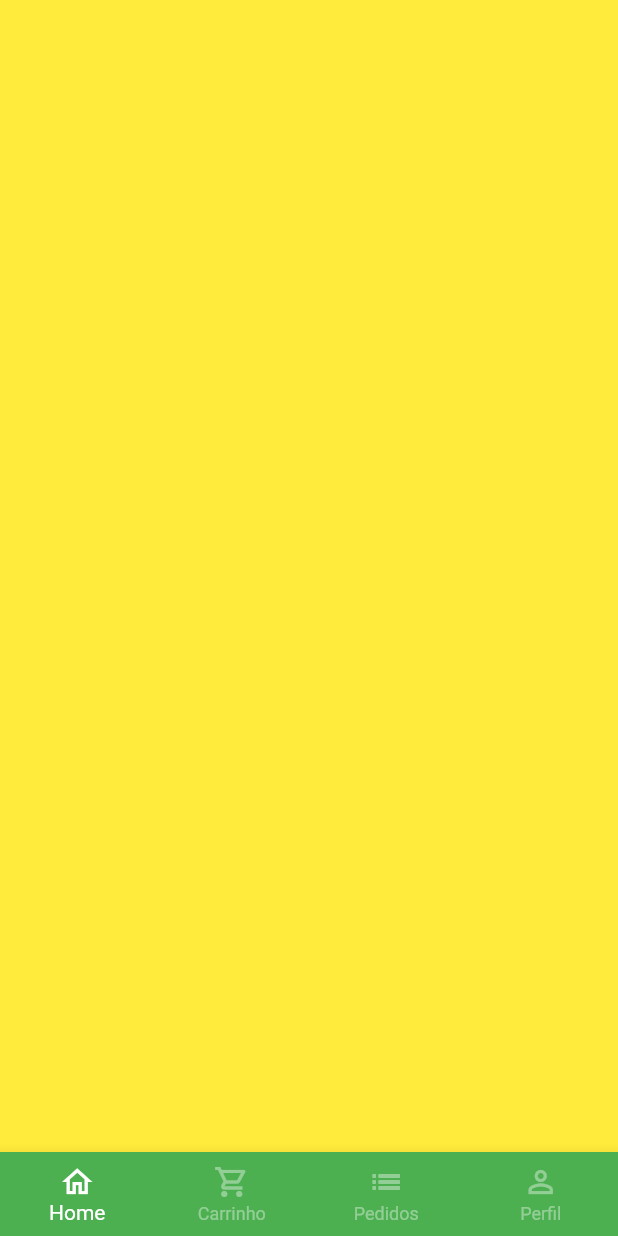
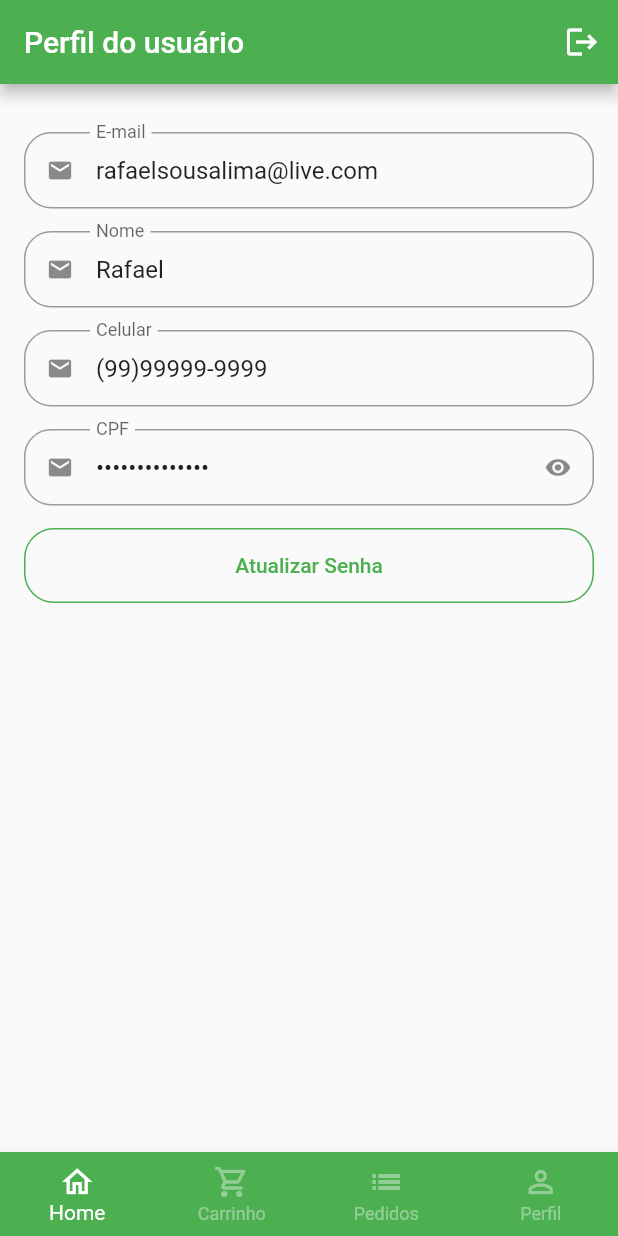
Before and after one commit to RafaelSousaLima/greengrocer, a Flutter app: the BaseScreen screen opened directly, swiped to page 4, on a phone screen of 412 x 824 dp. Run offline on Flutter 3.47's test engine with Material 2 defaults, Android fonts, the phone set to English and light mode, and no system bars; our stand-ins replace animated_text_kit, badges, mask_text_input_formatter; missing offline and left inert: dart:ffi.

Commit message:
Create profile screen

```diff
--- a/lib/src/config/app_data.dart
+++ b/lib/src/config/app_data.dart
@@ -1,6 +1,6 @@
-
 import 'package:greengrocer/src/models/cart_item_model.dart';
 import 'package:greengrocer/src/models/item_model.dart';
+import 'package:greengrocer/src/models/user_model.dart';
 
 ItemModel apple = ItemModel(
   description:
@@ -73,7 +73,6 @@ List<String> categories = [
   'Grãos',
   'Temperos',
   'Cereais',
-
 ];
 
 List<CartItemModel> cartItens = [
@@ -82,3 +81,10 @@ List<CartItemModel> cartItens = [
   CartItemModel(item: guava, quantity: 5),
   CartItemModel(item: kiwi, quantity: 1),
 ];
+
+UserModel user = UserModel(
+    name: 'Rafael',
+    email: 'rafaelsousalima@live.com',
+    phone: '(99)99999-9999',
+    cpf: '999.999.999-99',
+    password: '');
--- a/lib/src/pages/auth/components/custom_text_field.dart
+++ b/lib/src/pages/auth/components/custom_text_field.dart
@@ -6,11 +6,19 @@ import 'package:flutter/services.dart';
 class CustomTextField extends StatefulWidget {
   final IconData icon;
   final String label;
+  final String? initialValue;
   final bool isSecret;
-  final List<TextInputFormatter>? inputFormatters ;
+  final bool readOnly;
+  final List<TextInputFormatter>? inputFormatters;
 
-  CustomTextField(
-      {required this.icon, required this.label, this.isSecret = false, this.inputFormatters,});
+  CustomTextField({
+    required this.icon,
+    required this.label,
+    this.initialValue,
+    this.isSecret = false,
+    this.readOnly = false,
+    this.inputFormatters,
+  });
 
   @override
   State<CustomTextField> createState() => _CustomTextFieldState();
@@ -30,6 +38,8 @@ class _CustomTextFieldState extends State<CustomTextField> {
     return Padding(
       padding: EdgeInsets.only(bottom: 15),
       child: TextFormField(
+        initialValue: widget.initialValue,
+        readOnly: widget.readOnly,
         inputFormatters: widget.inputFormatters,
         obscureText: isObscure,
         decoration: InputDecoration(
@@ -41,7 +51,8 @@ class _CustomTextFieldState extends State<CustomTextField> {
                       isObscure = !isObscure;
                     });
                   },
-                  icon: Icon(isObscure ? Icons.visibility : Icons.visibility_off))
+                  icon:
+                      Icon(isObscure ? Icons.visibility : Icons.visibility_off))
               : null,
           labelText: widget.label,
           isDense: true,
--- a/lib/src/pages/base/base_screen.dart
+++ b/lib/src/pages/base/base_screen.dart
@@ -1,6 +1,7 @@
 import 'package:flutter/material.dart';
 import 'package:greengrocer/src/pages/cart/cart_tab.dart';
 import 'package:greengrocer/src/pages/home/home_tab.dart';
+import 'package:greengrocer/src/pages/profile/profile_tab.dart';
 
 class BaseScreen extends StatefulWidget {
   BaseScreen({Key? key}) : super(key: key);
@@ -20,10 +21,14 @@ class _BaseScreenState extends State<BaseScreen> {
         controller: pageController,
         physics: const NeverScrollableScrollPhysics(),
         children: [
+          //HOME
           const HomeTab(),
+          //CART
           CartTab(),
+          //request
           Container(color: Colors.red),
-          Container(color: Colors.yellow),
+          //profile
+          const ProfileTab(),
         ],
       ),
       bottomNavigationBar: BottomNavigationBar(
--- /dev/null
+++ b/lib/src/pages/profile/profile_tab.dart
@@ -0,0 +1,166 @@
+import 'package:flutter/material.dart';
+import 'package:greengrocer/src/pages/auth/components/custom_text_field.dart';
+import 'package:greengrocer/src/config/app_data.dart' as data;
+
+class ProfileTab extends StatefulWidget {
+  const ProfileTab({Key? key}) : super(key: key);
+
+  @override
+  State<ProfileTab> createState() => _ProfileTabState();
+}
+
+class _ProfileTabState extends State<ProfileTab> {
+  @override
+  Widget build(BuildContext context) {
+    return Scaffold(
+      appBar: AppBar(
+        title: const Text("Perfil do usuário"),
+        actions: [
+          IconButton(
+            onPressed: () {},
+            icon: const Icon(Icons.logout),
+          ),
+        ],
+      ),
+      body: ListView(
+        physics: const BouncingScrollPhysics(),
+        padding: const EdgeInsets.fromLTRB(16, 32, 16, 16),
+        children: [
+          //EMAIL
+          CustomTextField(
+            readOnly: true,
+            icon: Icons.email,
+            label: 'E-mail',
+            initialValue: data.user.email,
+          ),
+
+          //NOME
+          CustomTextField(
+            readOnly: true,
+            icon: Icons.person,
+            label: 'Nome',
+            initialValue: data.user.name,
+          ),
+
+          //CELULAR
+          CustomTextField(
+            readOnly: true,
+            icon: Icons.phone,
+            label: 'Celular',
+            initialValue: data.user.phone,
+          ),
+
+          //CPF
+          CustomTextField(
+            readOnly: true,
+            icon: Icons.file_copy,
+            label: 'CPF',
+            initialValue: data.user.cpf,
+            isSecret: true,
+          ),
+
+          //  Botão de atualizar senha
+          SizedBox(
+            height: 50,
+            child: OutlinedButton(
+              style: OutlinedButton.styleFrom(
+                side: const BorderSide(
+                  color: Colors.green,
+                ),
+                shape: RoundedRectangleBorder(
+                  borderRadius: BorderRadius.circular(20),
+                ),
+              ),
+              onPressed: () => updatePassword(),
+              child: const Text('Atualizar Senha'),
+            ),
+          ),
+        ],
+      ),
+    );
+  }
+
+  Future<bool?> updatePassword() {
+    return showDialog(
+      context: context,
+      builder: (context) {
+        return Dialog(
+          shape: RoundedRectangleBorder(
+            borderRadius: BorderRadius.circular(20),
+          ),
+          child: Stack(
+            children: [
+              //Padding do conteudo
+              Padding(
+                padding: const EdgeInsets.all(16),
+                child: Column(
+                  crossAxisAlignment: CrossAxisAlignment.stretch,
+                  mainAxisSize: MainAxisSize.min,
+                  children: [
+                    //Titulo
+                    const Padding(
+                      padding: EdgeInsets.symmetric(vertical: 12),
+                      child: Text(
+                        'Atualizar senha',
+                        textAlign: TextAlign.center,
+                        style: TextStyle(
+                          fontSize: 18,
+                          fontWeight: FontWeight.bold,
+                        ),
+                      ),
+                    ),
+
+                    //Senha atual
+                    CustomTextField(
+                      icon: Icons.lock,
+                      label: 'Senha atual',
+                      isSecret: true,
+                    ),
+
+                    //Nova senha
+                    CustomTextField(
+                      icon: Icons.lock_outline,
+                      label: 'Nova senha',
+                      isSecret: true,
+                    ),
+
+                    //Confirmar senha
+                    CustomTextField(
+                      icon: Icons.lock_outline,
+                      label: 'Confirmar nova senha',
+                      isSecret: true,
+                    ),
+
+                    //Botão de atualizar senha
+                    SizedBox(
+                      height: 45,
+                      child: ElevatedButton(
+                        onPressed: () {},
+                        style: ElevatedButton.styleFrom(
+                          shape: RoundedRectangleBorder(
+                            borderRadius: BorderRadius.circular(20),
+                          ),
+                        ),
+                        child: const Text('Atualizar'),
+                      ),
+                    ),
+                  ],
+                ),
+              ),
+
+              //Botão de fechar o dialog
+              Positioned(
+                top: 5,
+                right: 5,
+                child: IconButton(
+                  onPressed: () => Navigator.of(context).pop(),
+                  icon: const Icon(Icons.close),
+                ),
+              ),
+            ],
+          ),
+        );
+      },
+    );
+  }
+}
```
Also changed, not shown: lib/src/models/user_model.dart (added, +15 -0 lines). Lines whose indentation alone changed are shown as unchanged.
